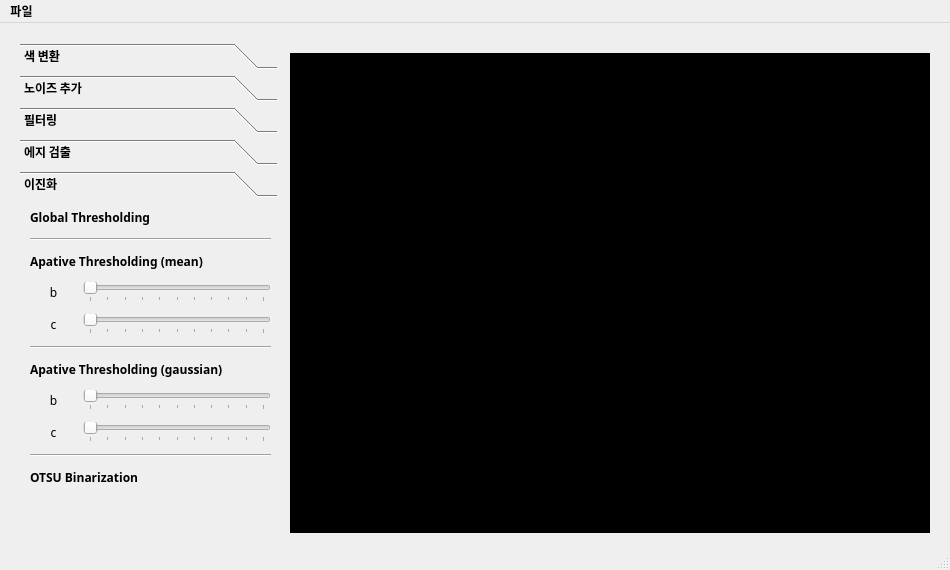
seanny3/2023-SW-IAC, file ShortTerm-Internship/project/opencv_on_pyqt/design.ui: the form before one commit.
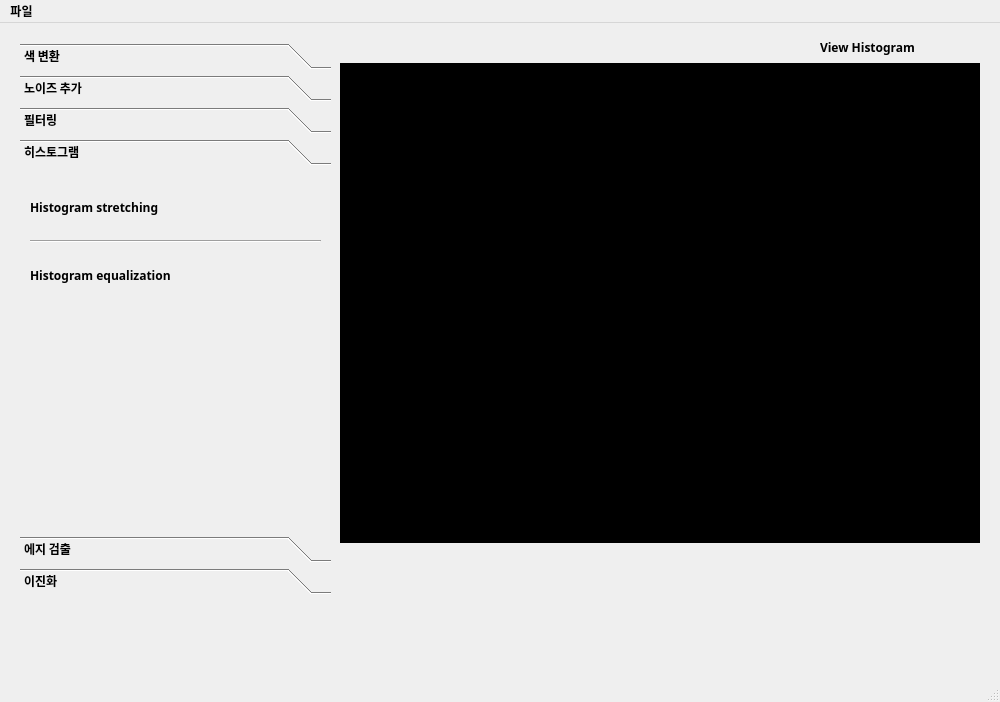
The form after the commit. Icons and pictures are not drawn.

```diff
--- a/ShortTerm-Internship/project/opencv_on_pyqt/design.ui
+++ b/ShortTerm-Internship/project/opencv_on_pyqt/design.ui
@@ -6,20 +6,20 @@
    <rect>
     <x>0</x>
     <y>0</y>
-    <width>950</width>
-    <height>570</height>
+    <width>1000</width>
+    <height>702</height>
    </rect>
   </property>
   <property name="minimumSize">
    <size>
-    <width>950</width>
-    <height>570</height>
+    <width>1000</width>
+    <height>600</height>
    </size>
   </property>
   <property name="maximumSize">
    <size>
-    <width>950</width>
-    <height>570</height>
+    <width>1000</width>
+    <height>1000</height>
    </size>
   </property>
   <property name="font">
@@ -44,8 +44,8 @@
    <widget class="QLabel" name="label_camView">
     <property name="geometry">
      <rect>
-      <x>290</x>
-      <y>30</y>
+      <x>340</x>
+      <y>40</y>
       <width>640</width>
       <height>480</height>
      </rect>
@@ -68,8 +68,8 @@
      <rect>
       <x>20</x>
       <y>20</y>
-      <width>257</width>
-      <height>498</height>
+      <width>311</width>
+      <height>551</height>
      </rect>
     </property>
     <property name="maximumSize">
@@ -97,7 +97,7 @@
 </string>
     </property>
     <property name="currentIndex">
-     <number>4</number>
+     <number>3</number>
     </property>
     <widget class="QWidget" name="page">
      <property name="geometry">
@@ -1114,6 +1114,140 @@
       </widget>
      </widget>
     </widget>
+    <widget class="QWidget" name="page_3">
+     <attribute name="label">
+      <string>히스토그램</string>
+     </attribute>
+     <widget class="QWidget" name="verticalLayoutWidget_7">
+      <property name="geometry">
+       <rect>
+        <x>10</x>
+        <y>10</y>
+        <width>291</width>
+        <height>121</height>
+       </rect>
+      </property>
+      <layout class="QVBoxLayout" name="hist_verticalLayout" stretch="0,0,0">
+       <item>
+        <layout class="QHBoxLayout" name="horizontalLayout_28" stretch="10,1">
+         <item>
+          <widget class="QLabel" name="hist_stretch_label">
+           <property name="font">
+            <font>
+             <family>Pretendard</family>
+             <pointsize>9</pointsize>
+             <weight>75</weight>
+             <bold>true</bold>
+            </font>
+           </property>
+           <property name="styleSheet">
+            <string notr="true">background-color: rgba(255, 255, 255, 0)</string>
+           </property>
+           <property name="text">
+            <string>Histogram stretching</string>
+           </property>
+          </widget>
+         </item>
+         <item>
+          <widget class="QRadioButton" name="hist_stretch_btn">
+           <property name="styleSheet">
+            <string notr="true">QRadioButton::indicator {
+    width: 35px;
+	height: 18px;
+	image: url(&quot;C:/Users/User/workspace/2023-Industry-Academia-Collaboration-Project/ShortTerm-Internship/project/opencv_on_pyqt/Checkbox_off.png&quot;);
+}
+QRadioButton::indicator::checked {
+	width: 35px;
+	height: 18px;
+    image: url(&quot;C:/Users/User/workspace/2023-Industry-Academia-Collaboration-Project/ShortTerm-Internship/project/opencv_on_pyqt/Checkbox_on.png&quot;);
+}
+QRadioButton::indicator::unchecked {
+	width: 35px;
+	height: 18px;
+    image: url(&quot;C:/Users/User/workspace/2023-Industry-Academia-Collaboration-Project/ShortTerm-Internship/project/opencv_on_pyqt/Checkbox_off.png&quot;);
+}
+QRadioButton {
+	background-color: rgba(0,0,0,0);
+}</string>
+           </property>
+           <property name="text">
+            <string/>
+           </property>
+           <property name="checkable">
+            <bool>true</bool>
+           </property>
+           <property name="checked">
+            <bool>false</bool>
+           </property>
+          </widget>
+         </item>
+        </layout>
+       </item>
+       <item>
+        <widget class="Line" name="line_18">
+         <property name="orientation">
+          <enum>Qt::Horizontal</enum>
+         </property>
+        </widget>
+       </item>
+       <item>
+        <layout class="QHBoxLayout" name="horizontalLayout_29" stretch="10,1">
+         <item>
+          <widget class="QLabel" name="hist_equal_label">
+           <property name="font">
+            <font>
+             <family>Pretendard</family>
+             <pointsize>9</pointsize>
+             <weight>75</weight>
+             <bold>true</bold>
+            </font>
+           </property>
+           <property name="styleSheet">
+            <string notr="true">background-color: rgba(255, 255, 255, 0)</string>
+           </property>
+           <property name="text">
+            <string>Histogram equalization</string>
+           </property>
+          </widget>
+         </item>
+         <item>
+          <widget class="QRadioButton" name="hist_equal_btn">
+           <property name="styleSheet">
+            <string notr="true">QRadioButton::indicator {
+    width: 35px;
+	height: 18px;
+	image: url(&quot;C:/Users/User/workspace/2023-Industry-Academia-Collaboration-Project/ShortTerm-Internship/project/opencv_on_pyqt/Checkbox_off.png&quot;);
+}
+QRadioButton::indicator::checked {
+	width: 35px;
+	height: 18px;
+    image: url(&quot;C:/Users/User/workspace/2023-Industry-Academia-Collaboration-Project/ShortTerm-Internship/project/opencv_on_pyqt/Checkbox_on.png&quot;);
+}
+QRadioButton::indicator::unchecked {
+	width: 35px;
+	height: 18px;
+    image: url(&quot;C:/Users/User/workspace/2023-Industry-Academia-Collaboration-Project/ShortTerm-Internship/project/opencv_on_pyqt/Checkbox_off.png&quot;);
+}
+QRadioButton {
+	background-color: rgba(0,0,0,0);
+}</string>
+           </property>
+           <property name="text">
+            <string/>
+           </property>
+           <property name="checkable">
+            <bool>true</bool>
+           </property>
+           <property name="checked">
+            <bool>false</bool>
+           </property>
+          </widget>
+         </item>
+        </layout>
+       </item>
+      </layout>
+     </widget>
+    </widget>
     <widget class="QWidget" name="tool_edge">
      <property name="geometry">
       <rect>
@@ -1490,6 +1624,14 @@
      </widget>
     </widget>
     <widget class="QWidget" name="page_2">
+     <property name="geometry">
+      <rect>
+       <x>0</x>
+       <y>0</y>
+       <width>311</width>
+       <height>383</height>
+      </rect>
+     </property>
      <attribute name="label">
       <string>이진화</string>
      </attribute>
@@ -1498,11 +1640,11 @@
        <rect>
         <x>10</x>
         <y>0</y>
-        <width>241</width>
-        <height>291</height>
+        <width>291</width>
+        <height>361</height>
        </rect>
       </property>
-      <layout class="QVBoxLayout" name="tool_filter_layout_2" stretch="0,0,0,0,0,0,0,0,0,0,0">
+      <layout class="QVBoxLayout" name="binary_verticalLayout" stretch="0,0,0,0,0,0,0,0,0,0,0,0,0">
        <item>
         <layout class="QHBoxLayout" name="horizontalLayout_21" stretch="10,1">
          <item>
@@ -1620,10 +1762,11 @@
            <property name="font">
             <font>
              <family>Pretendard</family>
+             <pointsize>8</pointsize>
             </font>
            </property>
            <property name="text">
-            <string>b</string>
+            <string>size=3</string>
            </property>
            <property name="textFormat">
             <enum>Qt::AutoText</enum>
@@ -1639,7 +1782,7 @@
             <bool>true</bool>
            </property>
            <property name="minimum">
-            <number>1</number>
+            <number>3</number>
            </property>
            <property name="maximum">
             <number>21</number>
@@ -1651,7 +1794,7 @@
             <number>2</number>
            </property>
            <property name="value">
-            <number>1</number>
+            <number>3</number>
            </property>
            <property name="orientation">
             <enum>Qt::Horizontal</enum>
@@ -1679,10 +1822,11 @@
            <property name="font">
             <font>
              <family>Pretendard</family>
+             <pointsize>8</pointsize>
             </font>
            </property>
            <property name="text">
-            <string>c</string>
+            <string>C=1</string>
            </property>
            <property name="textFormat">
             <enum>Qt::AutoText</enum>
@@ -1701,13 +1845,13 @@
             <number>1</number>
            </property>
            <property name="maximum">
-            <number>21</number>
+            <number>20</number>
            </property>
            <property name="singleStep">
             <number>2</number>
            </property>
            <property name="pageStep">
-            <number>2</number>
+            <number>1</number>
            </property>
            <property name="value">
             <number>1</number>
@@ -1725,7 +1869,7 @@
             <enum>QSlider::TicksBelow</enum>
            </property>
            <property name="tickInterval">
-            <number>2</number>
+            <number>1</number>
            </property>
           </widget>
          </item>
@@ -1798,10 +1942,11 @@
            <property name="font">
             <font>
              <family>Pretendard</family>
+             <pointsize>8</pointsize>
             </font>
            </property>
            <property name="text">
-            <string>b</string>
+            <string>size=3</string>
            </property>
            <property name="textFormat">
             <enum>Qt::AutoText</enum>
@@ -1817,7 +1962,7 @@
             <bool>true</bool>
            </property>
            <property name="minimum">
-            <number>1</number>
+            <number>3</number>
            </property>
            <property name="maximum">
             <number>21</number>
@@ -1829,7 +1974,7 @@
             <number>2</number>
            </property>
            <property name="value">
-            <number>1</number>
+            <number>3</number>
            </property>
            <property name="orientation">
             <enum>Qt::Horizontal</enum>
@@ -1857,10 +2002,11 @@
            <property name="font">
             <font>
              <family>Pretendard</family>
+             <pointsize>8</pointsize>
             </font>
            </property>
            <property name="text">
-            <string>c</string>
+            <string>C=1</string>
            </property>
            <property name="textFormat">
             <enum>Qt::AutoText</enum>
@@ -1879,13 +2025,13 @@
             <number>1</number>
            </property>
            <property name="maximum">
-            <number>21</number>
+            <number>20</number>
            </property>
            <property name="singleStep">
             <number>2</number>
            </property>
            <property name="pageStep">
-            <number>2</number>
+            <number>1</number>
            </property>
            <property name="value">
             <number>1</number>
@@ -1903,7 +2049,7 @@
             <enum>QSlider::TicksBelow</enum>
            </property>
            <property name="tickInterval">
-            <number>2</number>
+            <number>1</number>
            </property>
           </widget>
          </item>
@@ -1973,13 +2119,90 @@
      </widget>
     </widget>
    </widget>
+   <widget class="QWidget" name="histogram_widget" native="true">
+    <property name="geometry">
+     <rect>
+      <x>340</x>
+      <y>40</y>
+      <width>641</width>
+      <height>481</height>
+     </rect>
+    </property>
+    <property name="styleSheet">
+     <string notr="true"/>
+    </property>
+   </widget>
+   <widget class="QWidget" name="">
+    <property name="geometry">
+     <rect>
+      <x>820</x>
+      <y>10</y>
+      <width>161</width>
+      <height>29</height>
+     </rect>
+    </property>
+    <layout class="QHBoxLayout" name="horizontalLayout_30" stretch="10,1">
+     <property name="topMargin">
+      <number>0</number>
+     </property>
+     <property name="bottomMargin">
+      <number>0</number>
+     </property>
+     <item>
+      <widget class="QLabel" name="histogram_view_label">
+       <property name="font">
+        <font>
+         <family>Pretendard</family>
+         <pointsize>9</pointsize>
+         <weight>75</weight>
+         <bold>true</bold>
+        </font>
+       </property>
+       <property name="styleSheet">
+        <string notr="true">background-color: rgba(255, 255, 255, 0)</string>
+       </property>
+       <property name="text">
+        <string>View Histogram</string>
+       </property>
+      </widget>
+     </item>
+     <item>
+      <widget class="QRadioButton" name="histogram_view_btn">
+       <property name="styleSheet">
+        <string notr="true">QRadioButton::indicator {
+    width: 35px;
+	height: 18px;
+	image: url(&quot;C:/Users/User/workspace/2023-Industry-Academia-Collaboration-Project/ShortTerm-Internship/project/opencv_on_pyqt/Checkbox_off.png&quot;);
+}
+QRadioButton::indicator::checked {
+	width: 35px;
+	height: 18px;
+    image: url(&quot;C:/Users/User/workspace/2023-Industry-Academia-Collaboration-Project/ShortTerm-Internship/project/opencv_on_pyqt/Checkbox_on.png&quot;);
+}
+QRadioButton {
+	background-color: rgba(0,0,0,0);
+}</string>
+       </property>
+       <property name="text">
+        <string/>
+       </property>
+       <property name="checkable">
+        <bool>true</bool>
+       </property>
+       <property name="checked">
+        <bool>false</bool>
+       </property>
+      </widget>
+     </item>
+    </layout>
+   </widget>
   </widget>
   <widget class="QMenuBar" name="menubar">
    <property name="geometry">
     <rect>
      <x>0</x>
      <y>0</y>
-     <width>950</width>
+     <width>1000</width>
      <height>20</height>
     </rect>
    </property>
```
Left out of the diff: 136 changed lines with no effect on the pictures.
